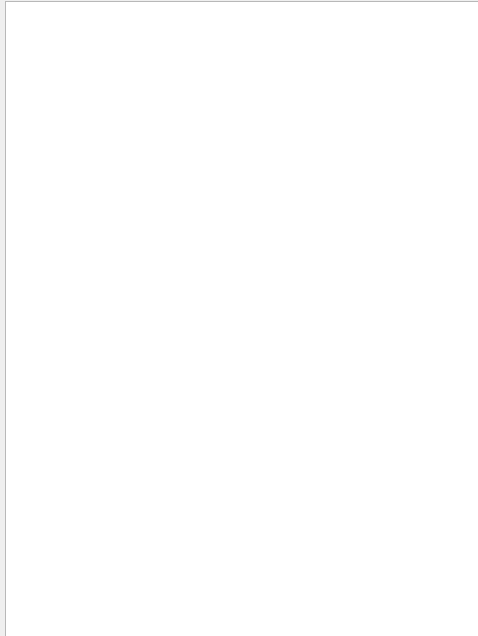
Above: gamewidget.ui from QuadrantQuartet/PileBox before the change. Below: the same form after it.
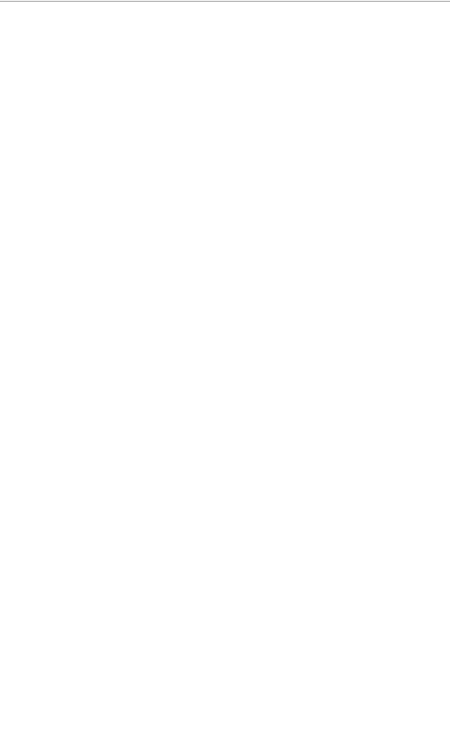
That is the form after the change.

The edit to the form file:
```diff
--- a/gamewidget.ui
+++ b/gamewidget.ui
@@ -6,8 +6,8 @@
    <rect>
     <x>0</x>
     <y>0</y>
-    <width>478</width>
-    <height>636</height>
+    <width>450</width>
+    <height>730</height>
    </rect>
   </property>
   <property name="windowTitle">
@@ -16,10 +16,10 @@
   <widget class="QGraphicsView" name="graphicsView">
    <property name="geometry">
     <rect>
-     <x>5</x>
+     <x>-5</x>
      <y>1</y>
-     <width>481</width>
-     <height>651</height>
+     <width>491</width>
+     <height>741</height>
     </rect>
    </property>
   </widget>
```
